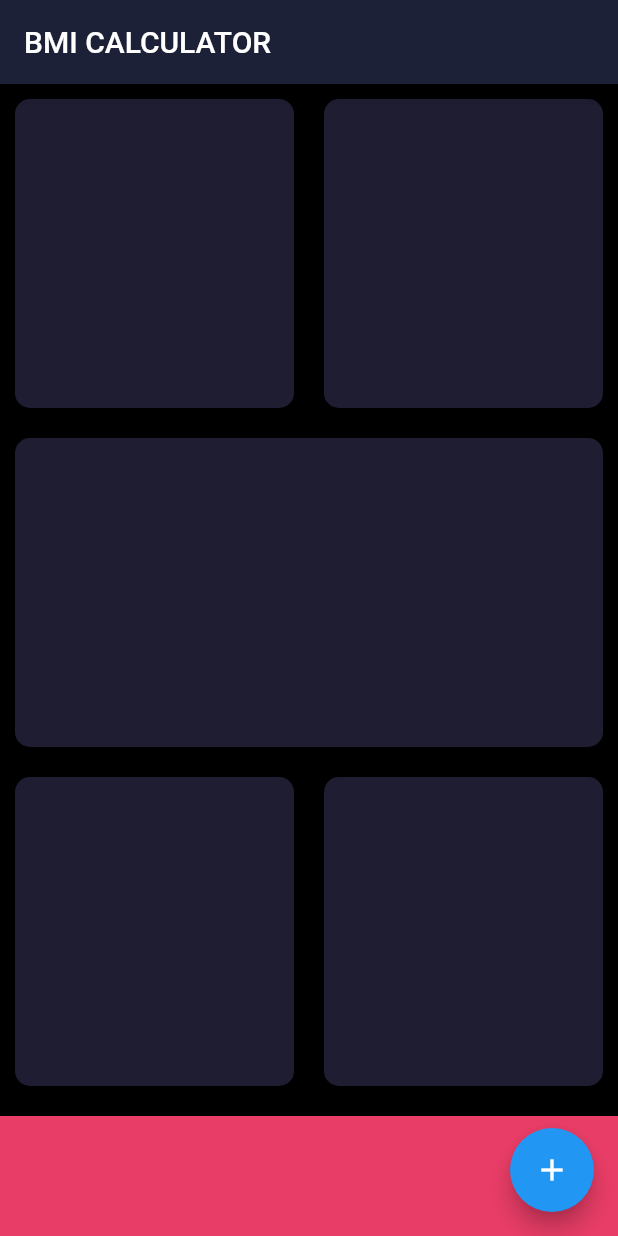
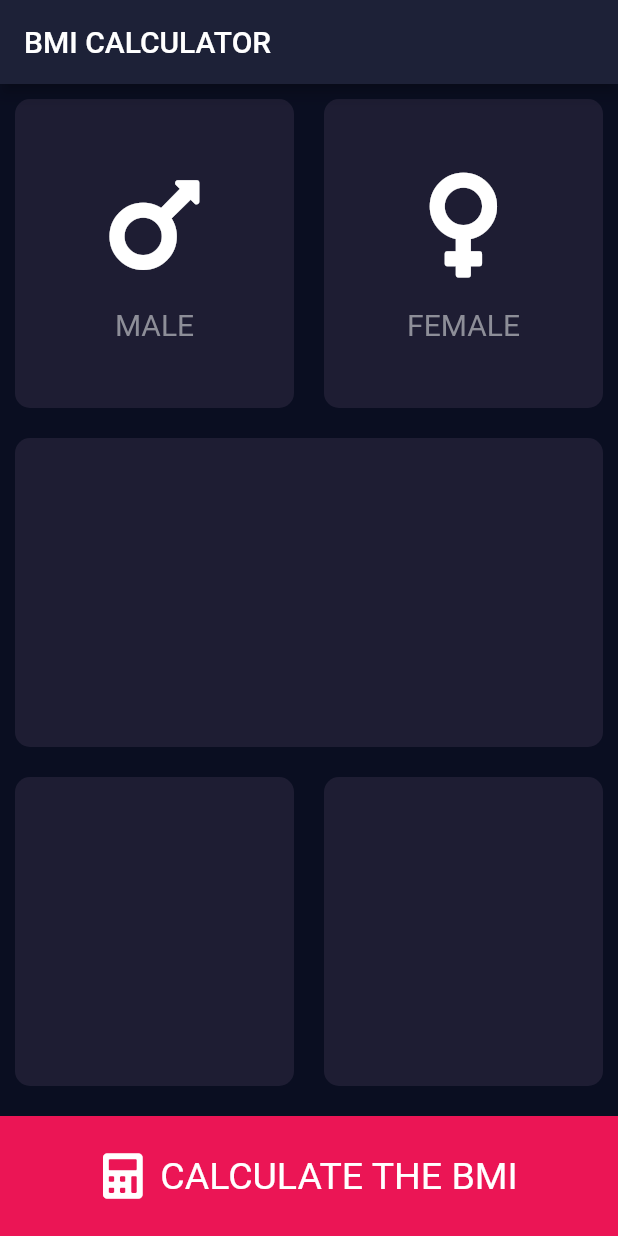
Before and after one commit to ugrylmz/bmi-calculator, a Flutter app: the screen it shows after launch, on a phone screen of 412 x 824 dp. Run offline on Flutter 3.47's test engine with Material 2 defaults, Android fonts, the phone set to English and light mode, and no system bars; our stand-ins replace font_awesome_flutter.

Commit message:
refactoring, adding custom card and iconcontent widgets

```diff
--- /dev/null
+++ b/lib/icon_content.dart
@@ -0,0 +1,32 @@
+import 'package:flutter/material.dart';
+const labelTextStyle = TextStyle(
+  fontSize: 20.0,
+  color: Color(0xFF8D8E98),
+);
+
+class IconContent extends StatelessWidget{
+  IconContent({@required this.label,@required this.icon});
+  final String label;
+  final IconData icon;
+
+  @override
+  Widget build(BuildContext context) {
+    return Column(
+      mainAxisAlignment: MainAxisAlignment.center,
+      children: <Widget>[
+        Icon(
+            icon,
+            color: Colors.white,
+            size:80.0
+        ),
+        SizedBox(
+          height: 15.0,
+        ),
+        Text(
+          label,
+          style:labelTextStyle,
+        )
+      ],
+    );
+  }
+}
--- a/lib/input_page.dart
+++ b/lib/input_page.dart
@@ -1,4 +1,7 @@
 import 'package:flutter/material.dart';
+import 'package:font_awesome_flutter/font_awesome_flutter.dart';
+import 'reusable_card.dart';
+import 'icon_content.dart';
 
 class InputPage extends StatefulWidget {
   @override
@@ -6,9 +9,9 @@ class InputPage extends StatefulWidget {
 }
 
 
-const myColor = Color(0xFF1E1D32);
-const ContainerBottomHeight = 80.0;
-const accentColor = Color(0xFFE83D66);
+const activeCardColor = Color(0xFF1E1D33);
+const bottomContainerHeight = 80.0;
+const bottomContainerColor = Color(0xFFEB1555);
 class _InputPageState extends State<InputPage> {
   @override
   Widget build(BuildContext context) {
@@ -23,60 +26,67 @@ class _InputPageState extends State<InputPage> {
             child: Row(
               children: <Widget>[
                 ReusableCard(
-                  colour: myColor,
+                  cardChild: IconContent(
+                    label: 'MALE',
+                    icon: FontAwesomeIcons.mars,
+                  ),
+                  colour: activeCardColor,
                 ),
                 ReusableCard(
-                  colour: myColor,
+                  cardChild: IconContent(
+                    label: 'FEMALE',
+                    icon: FontAwesomeIcons.venus,
+                  ),
+                  colour: activeCardColor,
                 ),
               ],
             ),
           ),
           ReusableCard(
-            colour: myColor,
+            colour: activeCardColor,
           ),
 
           Expanded(
             child: Row(
               children: <Widget>[
                 ReusableCard(
-                  colour: myColor,
+                  colour: activeCardColor,
                 ),
                 ReusableCard(
-                  colour: myColor,
+                  colour: activeCardColor,
                 ),
 
               ],
             ),
           ),
           Container(
-            height: ContainerBottomHeight,
+            height: bottomContainerHeight,
             width: double.infinity,
-            color: accentColor,
+            color: bottomContainerColor,
             margin: EdgeInsets.only(top: 10.0),
+            child: Row(
+              mainAxisAlignment: MainAxisAlignment.center,
+              crossAxisAlignment: CrossAxisAlignment.center,
+              children: <Widget>[
+                Icon(
+                  FontAwesomeIcons.calculator,
+                  size:30.0,
+                  color:Colors.white,
+                ),
+                SizedBox(
+                  width: 10.0,
+                ),
+                Text(
+                  'CALCULATE THE BMI',
+                  style: TextStyle(fontSize: 25),
+
+                ),
+
+              ],
+            ),
           )
         ],
-      ),
-      floatingActionButton: FloatingActionButton(
-        child: Icon(Icons.add),
       ),
     );
   }
 }
-
-class ReusableCard extends StatelessWidget {
- ReusableCard({@required this.colour});
-  final Color colour;
-
-  @override
-  Widget build(BuildContext context) {
-    return Expanded(
-      child: Container(
-        margin: EdgeInsets.all(10.0),
-        decoration: BoxDecoration(
-          color: colour,
-          borderRadius: BorderRadius.all(Radius.circular(10.0)),
-        ),
-      ),
-    );
-  }
-}
--- a/lib/main.dart
+++ b/lib/main.dart
@@ -17,7 +17,7 @@ class BMICalculator extends StatelessWidget {
           ),
         ),
         primaryColor: Color(0xFF1D2137),
-        scaffoldBackgroundColor: Colors.black,
+        scaffoldBackgroundColor: Color(0xFF0A0E21),
 
       ),
       home: InputPage(),
--- /dev/null
+++ b/lib/reusable_card.dart
@@ -0,0 +1,20 @@
+import 'package:flutter/material.dart';
+class ReusableCard extends StatelessWidget {
+  ReusableCard({@required this.colour,@required this.cardChild});
+  final Color colour;
+  final Widget cardChild;
+
+  @override
+  Widget build(BuildContext context) {
+    return Expanded(
+      child: Container(
+        child: cardChild,
+        margin: EdgeInsets.all(10.0),
+        decoration: BoxDecoration(
+          color: colour,
+          borderRadius: BorderRadius.all(Radius.circular(10.0)),
+        ),
+      ),
+    );
+  }
+}
--- a/pubspec.yaml
+++ b/pubspec.yaml
@@ -28,6 +28,7 @@ dependencies:
   # The following adds the Cupertino Icons font to your application.
   # Use with the CupertinoIcons class for iOS style icons.
   cupertino_icons: ^0.1.3
+  font_awesome_flutter: ^8.11.0
 
 dev_dependencies:
   flutter_test:
```
Also changed, not shown: pubspec.lock.
